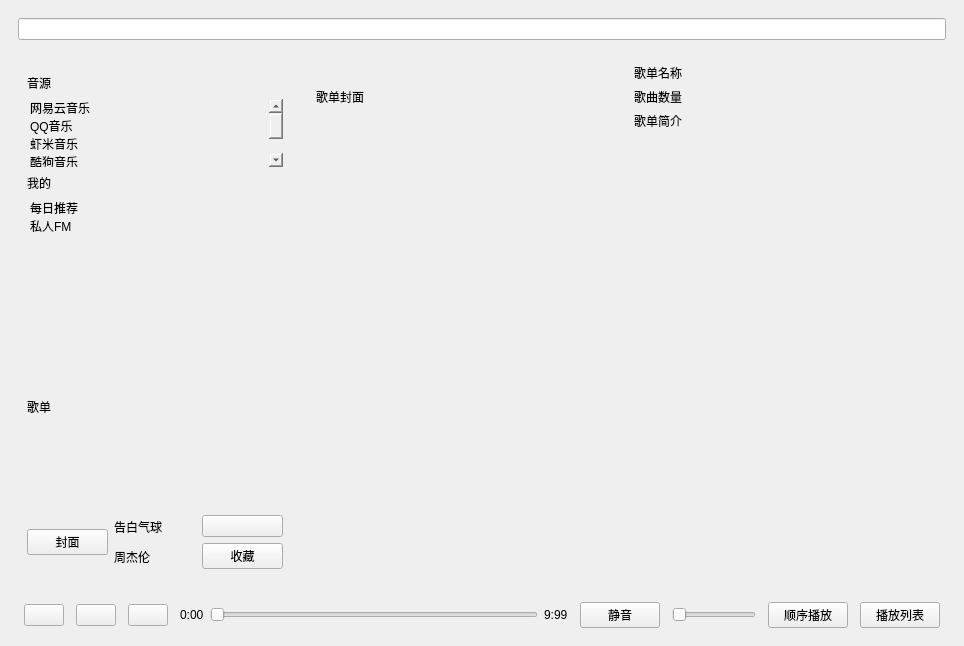
Old version of the form mainwindow.ui in the repository Modolet/1Music.
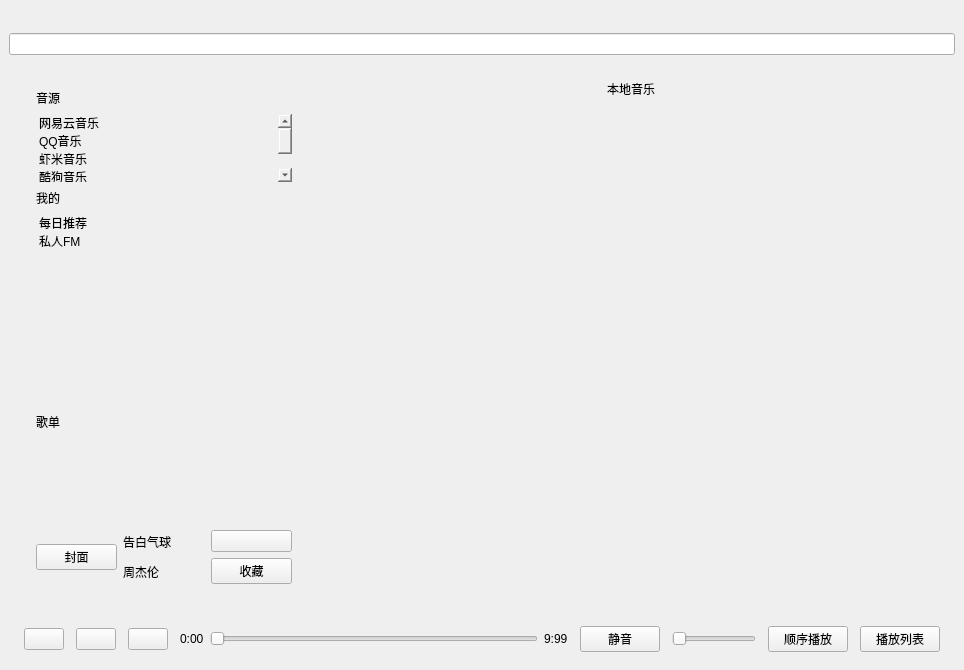
New version of the form. The open tabs and pages were chosen to show the change. Icons and pictures are not drawn.

Commit message: 重新规划UI布局，将Right部分和整个中心放置在堆叠窗口内

Diff of the .ui file:
```diff
--- a/mainwindow.ui
+++ b/mainwindow.ui
@@ -7,7 +7,7 @@
     <x>0</x>
     <y>0</y>
     <width>964</width>
-    <height>640</height>
+    <height>648</height>
    </rect>
   </property>
   <property name="windowTitle">
@@ -17,14 +17,17 @@
    <layout class="QVBoxLayout" name="verticalLayout_7">
     <item>
      <widget class="QWidget" name="widget_Top" native="true">
-      <layout class="QHBoxLayout" name="horizontalLayout_8">
+      <layout class="QHBoxLayout" name="horizontalLayout_8"/>
+     </widget>
+    </item>
        <item>
         <widget class="QLineEdit" name="lineEdit_Search"/>
        </item>
-      </layout>
-     </widget>
-    </item>
     <item>
+     <widget class="QStackedWidget" name="stackedWidget_center">
+      <widget class="QWidget" name="page_main">
+       <layout class="QGridLayout" name="gridLayout">
+        <item row="0" column="0">
      <layout class="QHBoxLayout" name="horizontalLayout_7" stretch="0,1">
       <item>
        <widget class="QWidget" name="widget_Left" native="true">
@@ -258,7 +261,8 @@
        </widget>
       </item>
       <item>
-       <widget class="QWidget" name="widget_Right" native="true">
+           <widget class="QStackedWidget" name="stackedWidget_list">
+            <widget class="QWidget" name="page_list">
         <layout class="QVBoxLayout" name="verticalLayout_6">
          <item>
           <layout class="QHBoxLayout" name="horizontalLayout_6">
@@ -306,8 +310,64 @@
          </item>
         </layout>
        </widget>
-      </item>
-     </layout>
+            <widget class="QWidget" name="page_local">
+             <layout class="QVBoxLayout" name="verticalLayout_8">
+              <item>
+               <layout class="QHBoxLayout" name="horizontalLayout_9">
+                <item>
+                 <spacer name="horizontalSpacer_4">
+                  <property name="orientation">
+                   <enum>Qt::Horizontal</enum>
+                  </property>
+                  <property name="sizeHint" stdset="0">
+                   <size>
+                    <width>40</width>
+                    <height>20</height>
+                   </size>
+                  </property>
+                 </spacer>
+                </item>
+                <item>
+                 <widget class="QLabel" name="label_4">
+                  <property name="text">
+                   <string>本地音乐</string>
+                  </property>
+                 </widget>
+                </item>
+                <item>
+                 <spacer name="horizontalSpacer_5">
+                  <property name="orientation">
+                   <enum>Qt::Horizontal</enum>
+                  </property>
+                  <property name="sizeHint" stdset="0">
+                   <size>
+                    <width>40</width>
+                    <height>20</height>
+                   </size>
+                  </property>
+                 </spacer>
+                </item>
+               </layout>
+              </item>
+              <item>
+               <widget class="QTableWidget" name="tableWidget">
+                <property name="styleSheet">
+                 <string notr="true">border:0px solid gray;
+background-color: rgba(255, 255, 255, 0);</string>
+                </property>
+               </widget>
+              </item>
+             </layout>
+            </widget>
+            <widget class="QWidget" name="page_online"/>
+           </widget>
+          </item>
+         </layout>
+        </item>
+       </layout>
+      </widget>
+      <widget class="QWidget" name="page_song"/>
+     </widget>
     </item>
     <item>
      <widget class="QWidget" name="widget_Bottom" native="true">
```
Lines whose indentation alone changed are shown as unchanged.
